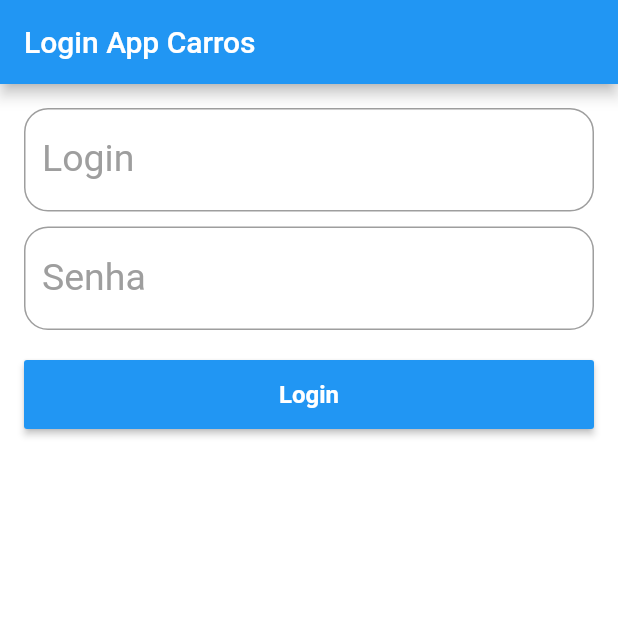
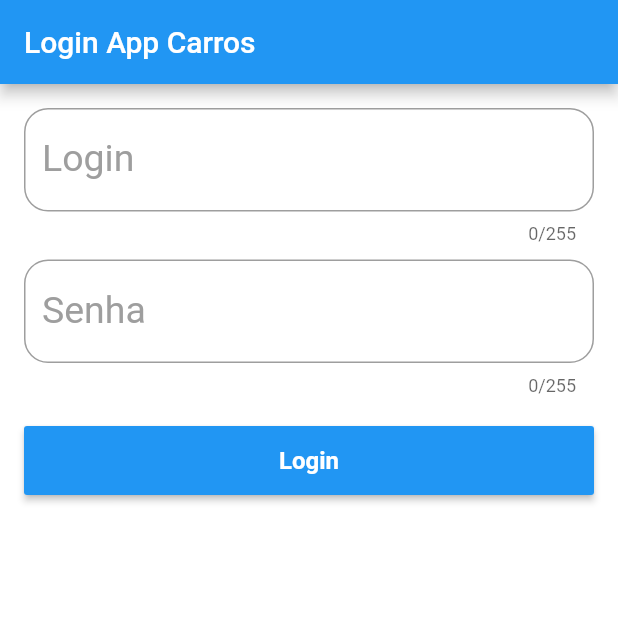
Before and after one commit to llnunes/flutter_carros, a Flutter app: the screen it shows after launch, on a phone screen of 412 x 824 dp, the top half of it. Run offline on Flutter 3.47's test engine with Material 2 defaults, Android fonts, the phone set to English and light mode, and no system bars.

Commit message:
Criando chamadas aos serviços.

```diff
--- /dev/null
+++ b/lib/api/carros_api.dart
@@ -0,0 +1,4 @@
+class CarrosApi {
+  //http://livrowebservices.com.br/rest/carros
+  //https://carros-springboot.herokuapp.com/api/v1/carros
+}
--- a/lib/widgets/app_text.dart
+++ b/lib/widgets/app_text.dart
@@ -1,4 +1,5 @@
 import 'package:flutter/material.dart';
+import 'package:flutter/services.dart';
 
 class AppText extends StatelessWidget {
   String label;
@@ -26,6 +27,7 @@ class AppText extends StatelessWidget {
   @override
   Widget build(BuildContext context) {
     return TextFormField(
+      maxLength: 255,
       controller: controller,
       validator: validator,
       keyboardType: keyboardType,
@@ -38,6 +40,9 @@ class AppText extends StatelessWidget {
         fontSize: 25,
       ),
       obscureText: password,
+      inputFormatters: [
+        BlacklistingTextInputFormatter(RegExp("[ ]"))
+      ],
       decoration: InputDecoration(
         border: OutlineInputBorder(
           borderRadius: BorderRadius.circular(16),
```
Also changed, not shown: lib/api/login_api.dart (+17 -4 lines), lib/pages/login_page.dart (+4 -4 lines).
